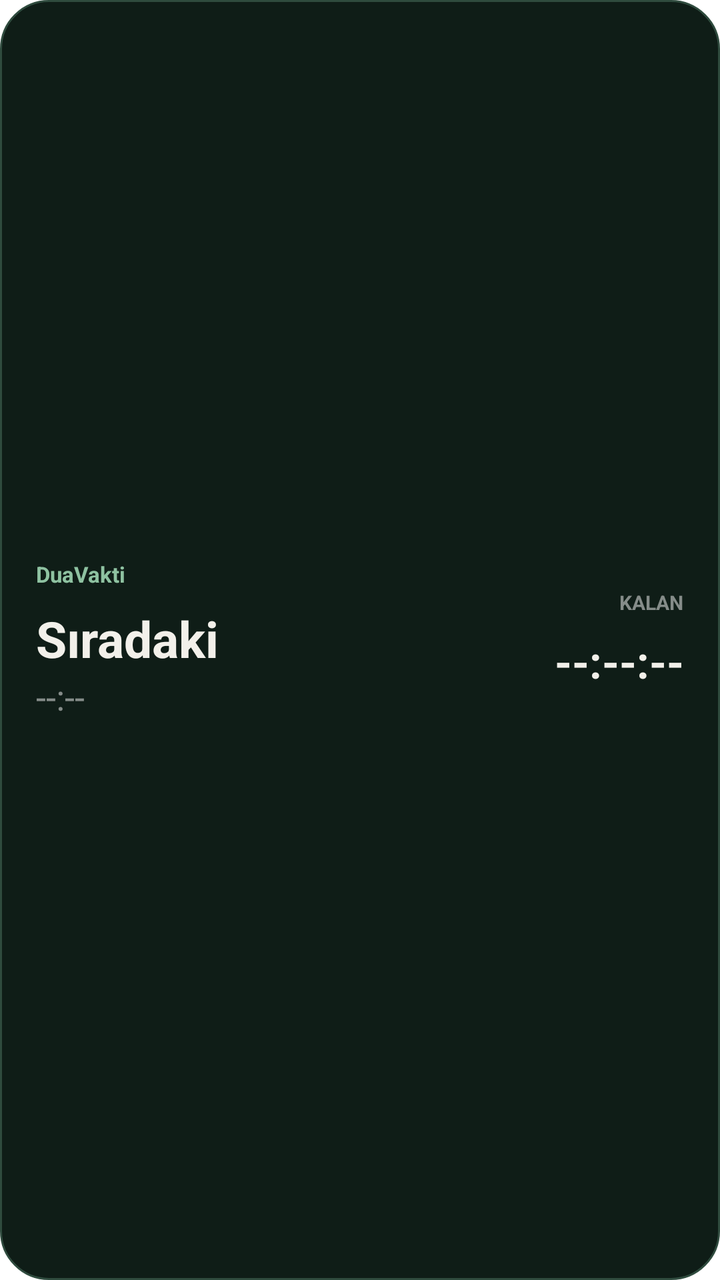
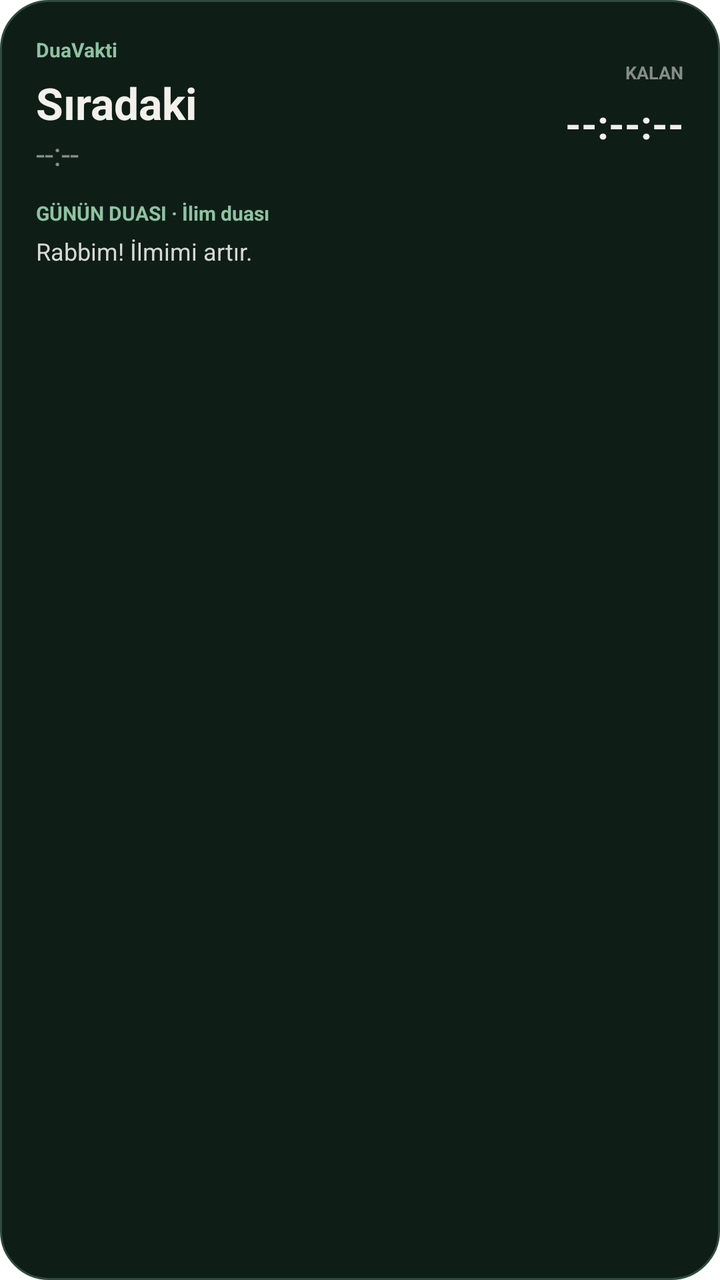

Two renders of the same Android screen: before a commit and after it. Below are the layout's source before the change and the commit's diff.
<!-- AndroidManifest.xml: fallback theme Theme.MaterialComponents.DayNight.NoActionBar -->
<!-- res/layout/duavakti_widget_medium.xml -->
<LinearLayout xmlns:android="http://schemas.android.com/apk/res/android"
  android:id="@+id/widget_root"
  android:layout_width="match_parent"
  android:layout_height="match_parent"
  android:orientation="horizontal"
  android:gravity="center_vertical"
  android:background="@drawable/widget_background"
  android:padding="18dp">

  <LinearLayout
    android:layout_width="0dp"
    android:layout_height="wrap_content"
    android:layout_weight="1"
    android:orientation="vertical">

    <TextView
      android:id="@+id/location"
      android:layout_width="match_parent"
      android:layout_height="wrap_content"
      android:text="DuaVakti"
      android:textColor="#8EC2A1"
      android:textSize="11sp"
      android:textStyle="bold" />

    <TextView
      android:id="@+id/next_prayer"
      android:layout_width="match_parent"
      android:layout_height="wrap_content"
      android:layout_marginTop="8dp"
      android:text="Sıradaki"
      android:textColor="#F2F0EA"
      android:textSize="25sp"
      android:textStyle="bold" />

    <TextView
      android:id="@+id/next_time"
      android:layout_width="match_parent"
      android:layout_height="wrap_content"
      android:text="--:--"
      android:textColor="#858C89"
      android:textSize="18sp" />
  </LinearLayout>

  <LinearLayout
    android:layout_width="wrap_content"
    android:layout_height="wrap_content"
    android:orientation="vertical"
    android:gravity="end">

    <TextView
      android:layout_width="wrap_content"
      android:layout_height="wrap_content"
      android:text="KALAN"
      android:textColor="#858C89"
      android:textSize="10sp"
      android:textStyle="bold" />

    <TextView
      android:id="@+id/remaining"
      android:layout_width="wrap_content"
      android:layout_height="wrap_content"
      android:layout_marginTop="8dp"
      android:text="--:--:--"
      android:textColor="#F2F0EA"
      android:textSize="22sp"
      android:textStyle="bold" />
  </LinearLayout>
</LinearLayout>
<!-- resources referenced by this layout -->
<resources>
  <!-- drawable widget_background (drawable) -->
  <shape xmlns:android="http://schemas.android.com/apk/res/android" android:shape="rectangle">
    <solid android:color="#0F1D17" />
    <stroke android:width="1dp" android:color="#2F4B3E" />
    <corners android:radius="24dp" />
    <padding android:left="16dp" android:top="16dp" android:right="16dp" android:bottom="16dp" />
  </shape>
</resources>

<!-- the commit's change to res/layout/duavakti_widget_medium.xml (unified diff, before → after) -->
@@ -2,67 +2,96 @@
   android:id="@+id/widget_root"
   android:layout_width="match_parent"
   android:layout_height="match_parent"
-  android:orientation="horizontal"
-  android:gravity="center_vertical"
+  android:orientation="vertical"
   android:background="@drawable/widget_background"
   android:padding="18dp">
 
   <LinearLayout
-    android:layout_width="0dp"
+    android:layout_width="match_parent"
     android:layout_height="wrap_content"
-    android:layout_weight="1"
-    android:orientation="vertical">
+    android:orientation="horizontal"
+    android:gravity="center_vertical">
 
-    <TextView
-      android:id="@+id/location"
-      android:layout_width="match_parent"
+    <LinearLayout
+      android:layout_width="0dp"
       android:layout_height="wrap_content"
-      android:text="DuaVakti"
-      android:textColor="#8EC2A1"
-      android:textSize="11sp"
-      android:textStyle="bold" />
+      android:layout_weight="1"
+      android:orientation="vertical">
 
-    <TextView
-      android:id="@+id/next_prayer"
-      android:layout_width="match_parent"
+      <TextView
+        android:id="@+id/location"
+        android:layout_width="match_parent"
+        android:layout_height="wrap_content"
+        android:text="DuaVakti"
+        android:textColor="#8EC2A1"
+        android:textSize="10sp"
+        android:textStyle="bold" />
+
+      <TextView
+        android:id="@+id/next_prayer"
+        android:layout_width="match_parent"
+        android:layout_height="wrap_content"
+        android:layout_marginTop="5dp"
+        android:text="Sıradaki"
+        android:textColor="#F2F0EA"
+        android:textSize="22sp"
+        android:textStyle="bold" />
+
+      <TextView
+        android:id="@+id/next_time"
+        android:layout_width="match_parent"
+        android:layout_height="wrap_content"
+        android:text="--:--"
+        android:textColor="#858C89"
+        android:textSize="16sp" />
+    </LinearLayout>
+
+    <LinearLayout
+      android:layout_width="wrap_content"
       android:layout_height="wrap_content"
-      android:layout_marginTop="8dp"
-      android:text="Sıradaki"
-      android:textColor="#F2F0EA"
-      android:textSize="25sp"
-      android:textStyle="bold" />
+      android:orientation="vertical"
+      android:gravity="end">
 
-    <TextView
-      android:id="@+id/next_time"
-      android:layout_width="match_parent"
-      android:layout_height="wrap_content"
-      android:text="--:--"
-      android:textColor="#858C89"
-      android:textSize="18sp" />
+      <TextView
+        android:layout_width="wrap_content"
+        android:layout_height="wrap_content"
+        android:text="KALAN"
+        android:textColor="#858C89"
+        android:textSize="9sp"
+        android:textStyle="bold" />
+
+      <TextView
+        android:id="@+id/remaining"
+        android:layout_width="wrap_content"
+        android:layout_height="wrap_content"
+        android:layout_marginTop="6dp"
+        android:text="--:--:--"
+        android:textColor="#F2F0EA"
+        android:textSize="20sp"
+        android:textStyle="bold" />
+    </LinearLayout>
   </LinearLayout>
 
-  <LinearLayout
-    android:layout_width="wrap_content"
+  <TextView
+    android:id="@+id/dua_title"
+    android:layout_width="match_parent"
     android:layout_height="wrap_content"
-    android:orientation="vertical"
-    android:gravity="end">
+    android:layout_marginTop="12dp"
+    android:ellipsize="end"
+    android:maxLines="1"
+    android:text="GÜNÜN DUASI · İlim duası"
+    android:textColor="#8EC2A1"
+    android:textSize="10sp"
+    android:textStyle="bold" />
 
-    <TextView
-      android:layout_width="wrap_content"
-      android:layout_height="wrap_content"
-      android:text="KALAN"
-      android:textColor="#858C89"
-      android:textSize="10sp"
-      android:textStyle="bold" />
-
-    <TextView
-      android:id="@+id/remaining"
-      android:layout_width="wrap_content"
-      android:layout_height="wrap_content"
-      android:layout_marginTop="8dp"
-      android:text="--:--:--"
-      android:textColor="#F2F0EA"
-      android:textSize="22sp"
-      android:textStyle="bold" />
-  </LinearLayout>
+  <TextView
+    android:id="@+id/dua_meaning"
+    android:layout_width="match_parent"
+    android:layout_height="wrap_content"
+    android:layout_marginTop="4dp"
+    android:ellipsize="end"
+    android:maxLines="2"
+    android:text="Rabbim! İlmimi artır."
+    android:textColor="#D8D8D2"
+    android:textSize="12sp" />
 </LinearLayout>
